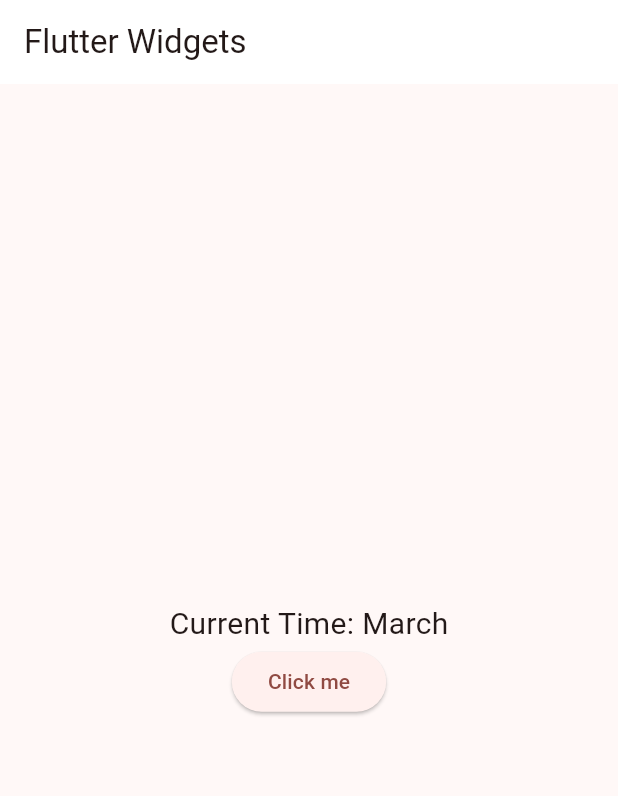
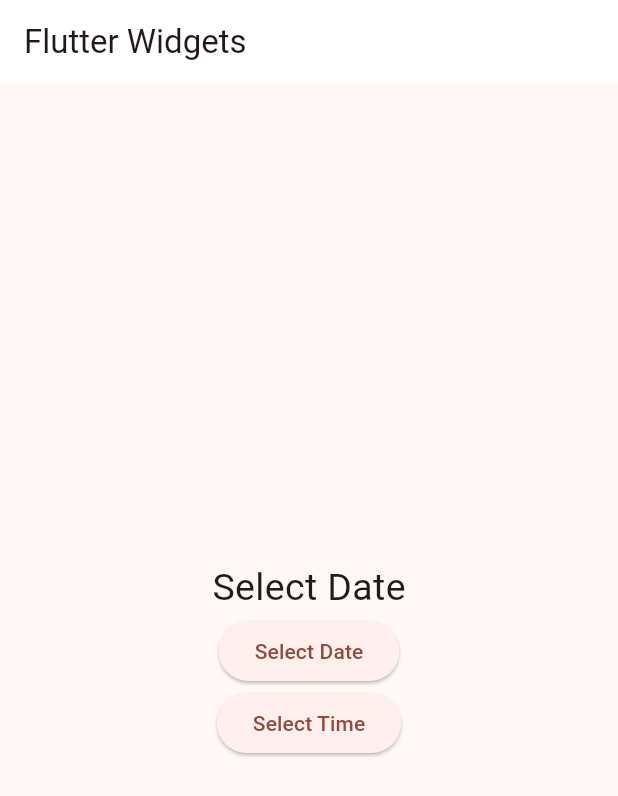
Before and after one commit to jainsourab99/FlutterAllTypeofButton, a Flutter app: the screen it shows after launch, on a phone screen of 412 x 824 dp. Shown: the top 796 px of the screen. Run offline on Flutter 3.47's test engine with Material 3 defaults, Android fonts, the phone set to English and light mode, and no system bars.

Commit message:
Date Time Picker View

```diff
--- a/lib/main.dart
+++ b/lib/main.dart
@@ -61,23 +61,39 @@ class _MyHomePageState extends State<MyHomePage> {
         title: const Text("Flutter Widgets"),
       ),
       body: Center(
-        child: Container(
-          width: 200,
-          height: 200,
         child: Column(
           mainAxisAlignment: MainAxisAlignment.center,
           children: [
             Text(
-                "Current Time: ${DateFormat("MMMM").format(time)}",
-                style: mTextStyle20(),
+              "Select Date",
+              style: TextStyle(fontSize: 25),
             ),
             ElevatedButton(
-                  onPressed: () {
-                    setState(() {});
+                onPressed: () async {
+                  DateTime? datePicketed = await showDatePicker(
+                      context: context,
+                      initialDate: DateTime.now(),
+                      firstDate: DateTime(2021),
+                      lastDate: DateTime(2024));
+
+                  if (datePicketed != null) {
+                    print("Date Selected: ${datePicketed.day}");
+                  }
                 },
-                  child: Text("Click me"))
+                child: Text("Select Date")),
+            ElevatedButton(
+                onPressed: () async {
+                  TimeOfDay? pickedTime = await showTimePicker(
+                      context: context,
+                      initialTime: TimeOfDay.now(),
+                      initialEntryMode: TimePickerEntryMode.dial);
+
+                  if (pickedTime != null) {
+                    print("Time Selected: ${pickedTime.hour}");
+                  }
+                },
+                child: Text("Select Time"))
           ],
-          ),
         ),
       ),
     );
```
Lines whose indentation alone changed are shown as unchanged.
